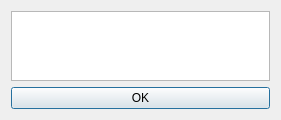
Above: Help/aboutdialog.ui from atikbif/relkonIDE before the change. Below: the same form after it.
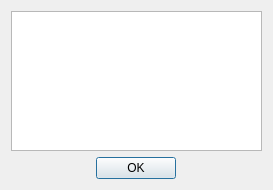
That is the form after the change.

```diff
--- a/Help/aboutdialog.ui
+++ b/Help/aboutdialog.ui
@@ -6,24 +6,50 @@
    <rect>
     <x>0</x>
     <y>0</y>
-    <width>281</width>
-    <height>118</height>
+    <width>273</width>
+    <height>190</height>
    </rect>
   </property>
   <property name="windowTitle">
    <string>Dialog</string>
   </property>
   <layout class="QGridLayout" name="gridLayout">
-   <item row="0" column="0">
+   <item row="0" column="0" colspan="3">
     <widget class="QTextBrowser" name="textBrowser"/>
    </item>
    <item row="1" column="0">
+    <spacer name="horizontalSpacer">
+     <property name="orientation">
+      <enum>Qt::Horizontal</enum>
+     </property>
+     <property name="sizeHint" stdset="0">
+      <size>
+       <width>81</width>
+       <height>20</height>
+      </size>
+     </property>
+    </spacer>
+   </item>
+   <item row="1" column="1">
     <widget class="QPushButton" name="pushButtonOK">
      <property name="text">
       <string>OK</string>
      </property>
     </widget>
    </item>
+   <item row="1" column="2">
+    <spacer name="horizontalSpacer_2">
+     <property name="orientation">
+      <enum>Qt::Horizontal</enum>
+     </property>
+     <property name="sizeHint" stdset="0">
+      <size>
+       <width>81</width>
+       <height>20</height>
+      </size>
+     </property>
+    </spacer>
+   </item>
   </layout>
  </widget>
  <resources/>
```
